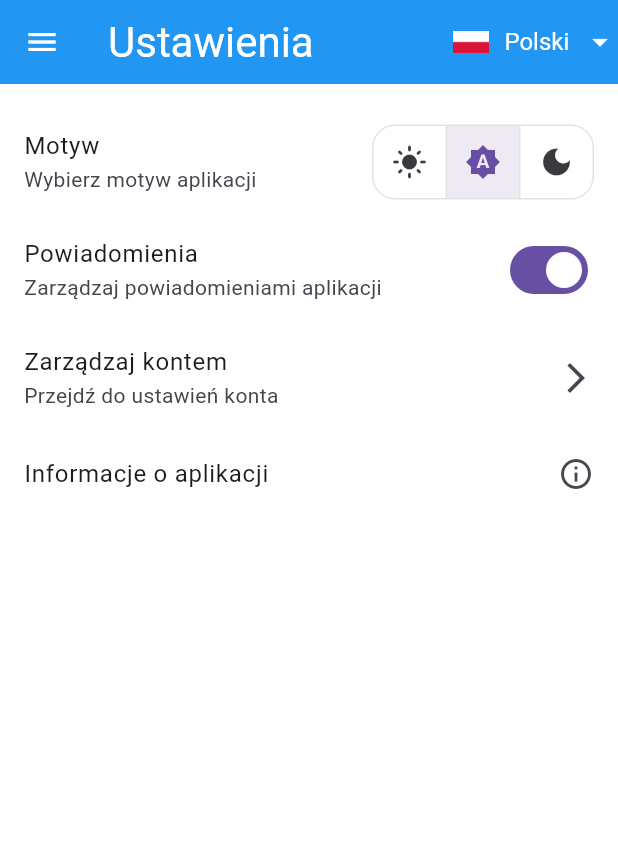
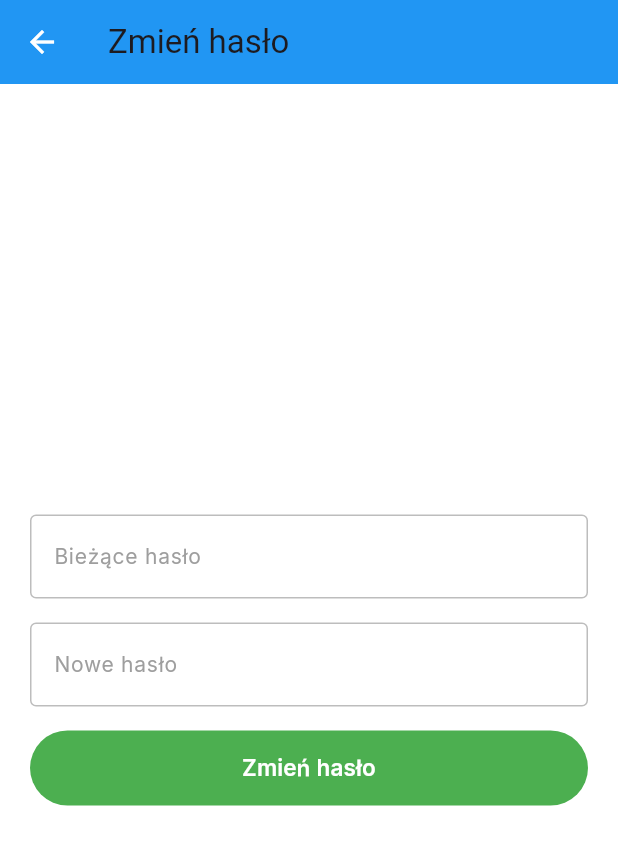
Before and after one commit to rkrawczyk98/qms-mobile, a Flutter app: the SettingsScreen screen opened by its route, after a tap on "Zarządzaj kontem", on a phone screen of 412 x 824 dp. Shown: the top 845 px of the screen. Run offline on Flutter 3.47's test engine with Material 3 defaults, Android fonts, the phone set to English and light mode, and no system bars; drawn by our look-alikes of auto_size_text; our stand-ins replace dio, flutter_riverpod, flutter_secure_storage, flutter_svg, google_fonts; accounts and stored records are empty; generated files the repository leaves out were written again.

Commit message:
EN:
- adding a functional password change screen for the current user
- replacing the welcome text in the side panel with a logo

PL:
- dodanie funkcjonalnego ekranu zmiany hasła dla bieżacego użytkownika
- podmiana witajacego tekstu w side panelu na logo

```diff
--- a/lib/l10n/app_pl.arb
+++ b/lib/l10n/app_pl.arb
@@ -21,7 +21,7 @@
   "lightTheme": "Jasny Motyw",
   "darkTheme": "Ciemny Motyw",
   "theme": "Motyw",
-  "loading": "Ładowanie",
+  "loading": "Ładowanie...",
   "loginFailed": "Logowanie nie powiodło się",
   "success": "Sukces!",
   "operationFailed": "Operacja nie powiodła się!",
@@ -57,5 +57,19 @@
   "featuresList": "• Dodawanie nowych dostaw i komponentów\n• Śledzenie statusu komponentów\n• Zarządzanie klientami i typami komponentów\n• Automatyczne zmiany statusów dostaw oraz komponentów w opraciu o statusy podkomponentów",
   "authorTitle": "Autor:",
   "authorInfo": "Rafał Krawczyk\nNumer indexu: 13950",
-  "selectThemeMode": "Wybierz motyw aplikacji"
+  "selectThemeMode": "Wybierz motyw aplikacji",
+  "changePasswordTitle": "Zmień hasło",
+  "currentPassword": "Bieżące hasło",
+  "newPassword": "Nowe hasło",
+  "enterCurrentPassword": "Wprowadź bieżące hasło",
+  "enterNewPassword": "Wprowadź nowe hasło",
+  "changePassword": "Zmień hasło",
+  "passwordChangedSuccessfully": "Hasło zostało pomyślnie zmienione.",
+  "incorrectCurrentPassword": "Nieprawidłowe bieżące hasło.",
+  "userNotFound": "Użytkownik nie został znaleziony.",
+  "errorChangingPassword": "Wystąpił błąd podczas zmiany hasła.",
+  "changePasswordErrorInvalidCurrentPassword": "Nieprawidłowe bieżące hasło.",
+  "changePasswordErrorUserNotFound": "Użytkownik nie został znaleziony.",
+  "changePasswordErrorGeneral": "Wystąpił błąd podczas zmiany hasła.",
+  "menu": "Menu"
 }
--- a/lib/routes/app_routes.dart
+++ b/lib/routes/app_routes.dart
@@ -1,6 +1,7 @@
 import 'package:flutter/material.dart';
-import 'package:qms_mobile/views/screens/about_app_screen.dart';
-import 'package:qms_mobile/views/screens/settings_screen.dart';
+import 'package:qms_mobile/views/screens/settings/about_app_screen.dart';
+import 'package:qms_mobile/views/screens/settings/change_password_screen.dart';
+import 'package:qms_mobile/views/screens/settings/settings_screen.dart';
 import 'package:qms_mobile/views/screens/login_screen.dart';
 import 'package:qms_mobile/views/widgets/log_viewer.dart';
 
@@ -10,6 +11,7 @@ class AppRoutes {
   static const String about = '/about';
   static const String settings = '/settings';
   static const String logs = '/logs';
+  static const String changePassword = '/change-password';
 
   static Map<String, WidgetBuilder> getRoutes() {
     return {
@@ -18,6 +20,7 @@ class AppRoutes {
       about: (context) => const AboutAppScreen(),
       settings: (context) => const SettingsScreen(),
       logs: (context) => const LogViewer(),
+      changePassword: (context) => const ChangePasswordScreen(),
     };
   }
 }
--- /dev/null
+++ b/lib/views/screens/settings/change_password_screen.dart
@@ -0,0 +1,112 @@
+import 'package:flutter/material.dart';
+import 'package:flutter_riverpod/flutter_riverpod.dart';
+import 'package:qms_mobile/data/providers/auth_provider.dart';
+import 'package:qms_mobile/routes/navigation_service.dart';
+import 'package:qms_mobile/views/widgets/centered_container.dart';
+import 'package:qms_mobile/views/widgets/custom_text_field.dart';
+import 'package:qms_mobile/views/widgets/custom_button.dart';
+import 'package:qms_mobile/views/dialogs/custom_snackbar.dart';
+import 'package:flutter_gen/gen_l10n/app_localizations.dart';
+
+class ChangePasswordScreen extends ConsumerStatefulWidget {
+  const ChangePasswordScreen({super.key});
+
+  @override
+  ConsumerState<ChangePasswordScreen> createState() =>
+      _ChangePasswordScreenState();
+}
+
+class _ChangePasswordScreenState extends ConsumerState<ChangePasswordScreen> {
+  final TextEditingController _currentPasswordController =
+      TextEditingController();
+  final TextEditingController _newPasswordController = TextEditingController();
+  bool _isLoading = false;
+  String? _errorMessage;
+
+
+  Future<void> _changePassword() async {
+    final context = navigationService.navigatorKey.currentContext;
+    if (context == null) return;
+    final localizations = AppLocalizations.of(context)!;
+
+    setState(() {
+      _isLoading = true;
+      _errorMessage = null;
+    });
+
+    final authService = ref.read(authServiceProvider);
+    final message = await authService.changePassword(
+      _currentPasswordController.text,
+      _newPasswordController.text,
+    );
+
+    if (!mounted) return;
+
+    setState(() => _isLoading = false);
+
+    if (message == localizations.passwordChangedSuccessfully ) {
+      CustomSnackbar.showSuccessSnackbar(
+        context,
+        message ?? '',
+      );
+      Navigator.pop(context);
+    } else {
+      setState(() {
+        _errorMessage = message;
+      });
+    }
+  }
+
+  VoidCallback? getOnPressedCallback() {
+    if (_isLoading) return null;
+    return () => _changePassword();
+  }
+
+  @override
+  Widget build(BuildContext context) {
+    final isMobile = MediaQuery.of(context).size.width < 600;
+    final localizations = AppLocalizations.of(context)!;
+
+    return Scaffold(
+      appBar: AppBar(title: Text(localizations.changePasswordTitle)),
+      body: Center(
+          child: SingleChildScrollView(
+        padding: EdgeInsets.symmetric(horizontal: isMobile ? 20 : 40),
+        child: CenteredContainerWidget(
+          screenWidth: MediaQuery.of(context).size.width,
+          child: Column(
+            children: [
+              CustomTextField(
+                label: localizations.currentPassword,
+                hint: localizations.enterCurrentPassword,
+                controller: _currentPasswordController,
+                isObscure: true,
+              ),
+              const SizedBox(height: 16),
+              CustomTextField(
+                label: localizations.newPassword,
+                hint: localizations.enterNewPassword,
+                controller: _newPasswordController,
+                isObscure: true,
+              ),
+              const SizedBox(height: 16),
+              if (_errorMessage != null) ...[
+                Text(
+                  _errorMessage!,
+                  style: const TextStyle(color: Colors.red),
+                ),
+                const SizedBox(height: 16),
+              ],
+              CustomButton(
+                text: _isLoading
+                    ? localizations.loading
+                    : localizations.changePassword,
+                onPressed: _isLoading ? null : () => _changePassword(),
+              ),
+            ],
+          ),
+        ),
+      )),
+    );
+  }
+}
--- a/lib/views/screens/settings_screen.dart
+++ b/lib/views/screens/settings/settings_screen.dart
@@ -45,11 +45,12 @@ class _SettingsScreenState extends State<SettingsScreen> {
             },
           ),
           ListTile(
-            contentPadding: const EdgeInsets.all(0),
+            contentPadding: const EdgeInsets.all(0), // Not sure what to do with it ?
             title: Text(localizations.manageAccount),
             subtitle: Text(localizations.goToAccountSettings),
             trailing: const Icon(Icons.arrow_forward_ios),
-            onTap: () {},
+            onTap: () {
+              navigationService.navigateTo('/change-password');},
           ),
           ListTile(
             contentPadding: const EdgeInsets.all(0),
--- a/lib/views/widgets/custom_button.dart
+++ b/lib/views/widgets/custom_button.dart
@@ -4,7 +4,7 @@ import 'package:google_fonts/google_fonts.dart';
 
 class CustomButton extends StatelessWidget {
   final String text;
-  final VoidCallback onPressed;
+  final VoidCallback? onPressed;
   final String? iconPath;
   final double? iconPadding;
   final double? width;
```
Also changed, not shown: lib/data/services/auth_service.dart (+30 -0 lines), lib/l10n/app_en.arb (+15 -1 lines), lib/views/widgets/side_panel.dart (+18 -3 lines), lib/views/screens/settings/about_app_screen.dart (renamed from lib/views/screens/about_app_screen.dart).
